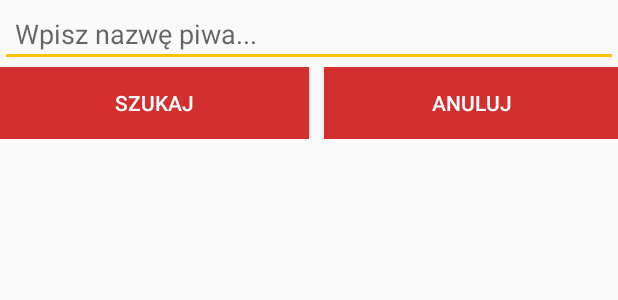
After one commit to krzysztofstepnikowski/BreweryDB, an Android app: the layout dialog_box.xml on its own in the app's theme, with its tools: preview values and no code run, on a phone screen of 412 x 824 dp. The commit adds this screen. Shown: the top 300 px of the screen. Run offline under Robolectric (Android 15) with nearby library versions, the phone set to English and light mode, and no system bars.

Commit message:
Search Dialog Box Wykorzystanie biblioteki Saripaar do walidacji

```diff
--- a/app/build.gradle
+++ b/app/build.gradle
@@ -34,12 +34,12 @@ dependencies {
     compile 'com.android.support:cardview-v7:23.1.0'
     compile 'com.squareup.retrofit:retrofit:1.9.0'
     compile 'com.squareup.okhttp:okhttp:2.7.2'
-    compile 'com.squareup.okhttp:okhttp:2.4.0'
     compile 'com.j256.ormlite:ormlite-core:4.48'
     compile 'com.j256.ormlite:ormlite-android:4.48'
     compile 'com.jakewharton:butterknife:7.0.1'
     compile 'com.squareup.picasso:picasso:2.5.0'
     compile 'com.google.code.gson:gson:2.2.3'
+    compile 'com.mobsandgeeks:android-saripaar:2.0.3'
 
 
     compile 'com.google.android.gms:play-services-appindexing:8.1.0'
--- /dev/null
+++ b/app/src/main/res/layout/dialog_box.xml
@@ -0,0 +1,43 @@
+<?xml version="1.0" encoding="utf-8"?>
+<LinearLayout xmlns:android="http://schemas.android.com/apk/res/android"
+    android:orientation="vertical" android:layout_width="match_parent"
+    android:layout_height="match_parent"
+
+    >
+
+    <EditText
+        android:id="@+id/searchBeerEditText"
+        android:layout_width="fill_parent"
+        android:layout_height="wrap_content"
+        android:inputType="text"
+        android:hint="Wpisz nazwę piwa..."
+        android:padding="10dp"/>
+
+    <LinearLayout
+        android:layout_width="match_parent"
+        android:layout_height="wrap_content"
+        android:orientation="horizontal"
+        android:weightSum="2">
+
+        <Button
+            android:id="@+id/searchButton"
+            android:layout_width="fill_parent"
+            android:layout_height="wrap_content"
+            android:layout_weight="1"
+            android:text="Szukaj"
+            android:textColor="#FFFFFF"
+            android:background="@color/colorPrimaryDark"
+            android:onClick="searchBeerOnClick"/>
+
+        <Button
+            android:id="@+id/cancelButton"
+            android:layout_width="fill_parent"
+            android:layout_height="wrap_content"
+            android:layout_weight="1"
+            android:layout_marginLeft="10dp"
+            android:text="Anuluj"
+            android:textColor="#FFFFFF"
+            android:background="@color/colorPrimaryDark"/>
+    </LinearLayout>
+
+</LinearLayout>
--- a/app/src/main/res/menu/menu_home.xml
+++ b/app/src/main/res/menu/menu_home.xml
@@ -10,4 +10,10 @@
         android:enabled="false"
         app:actionLayout="@layout/show_protected"
         app:showAsAction="always" />
+
+    <item android:id="@+id/searchBeerMenuItem"
+        android:title="Szukaj"
+        android:visible="true"
+        android:icon="@drawable/ic_search"
+        app:showAsAction="always"/>
 </menu>
```
Also changed, not shown: app/src/main/java/com/example/krzysiek/brewerydb/AboutBeerActivity.java (+13 -6 lines), app/src/main/java/com/example/krzysiek/brewerydb/HomeActivity.java (+18 -1 lines), app/src/main/java/com/example/krzysiek/brewerydb/dialogs/Dialogs.java (added, +128 -0 lines), app/src/main/java/com/example/krzysiek/brewerydb/utils/SharedPreference.java (+4 -4 lines).
